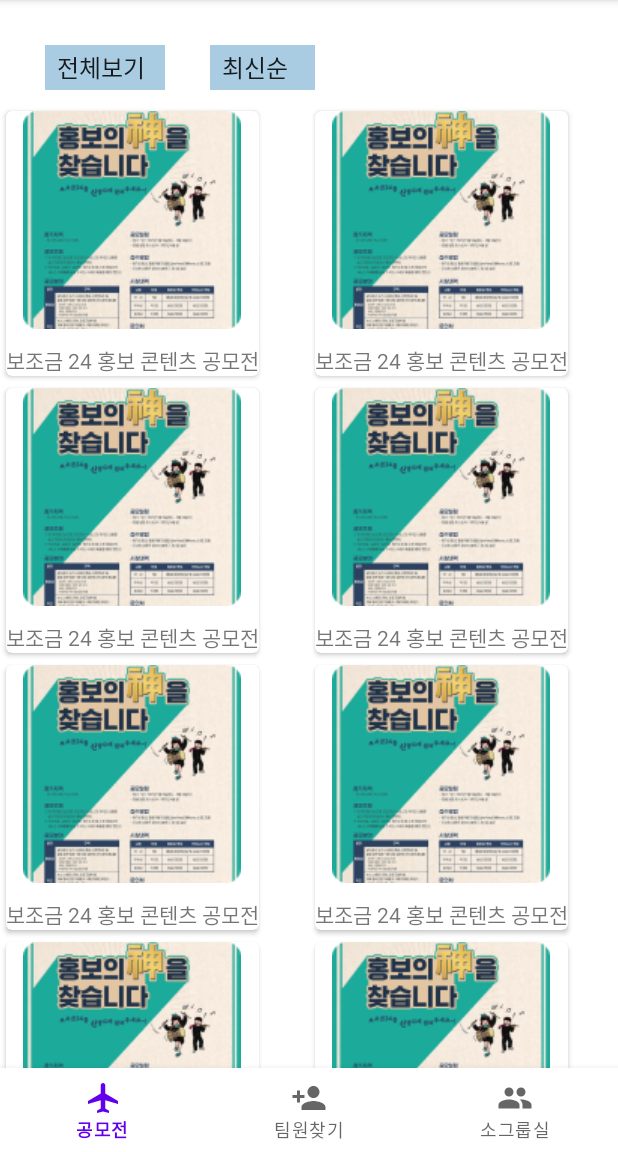
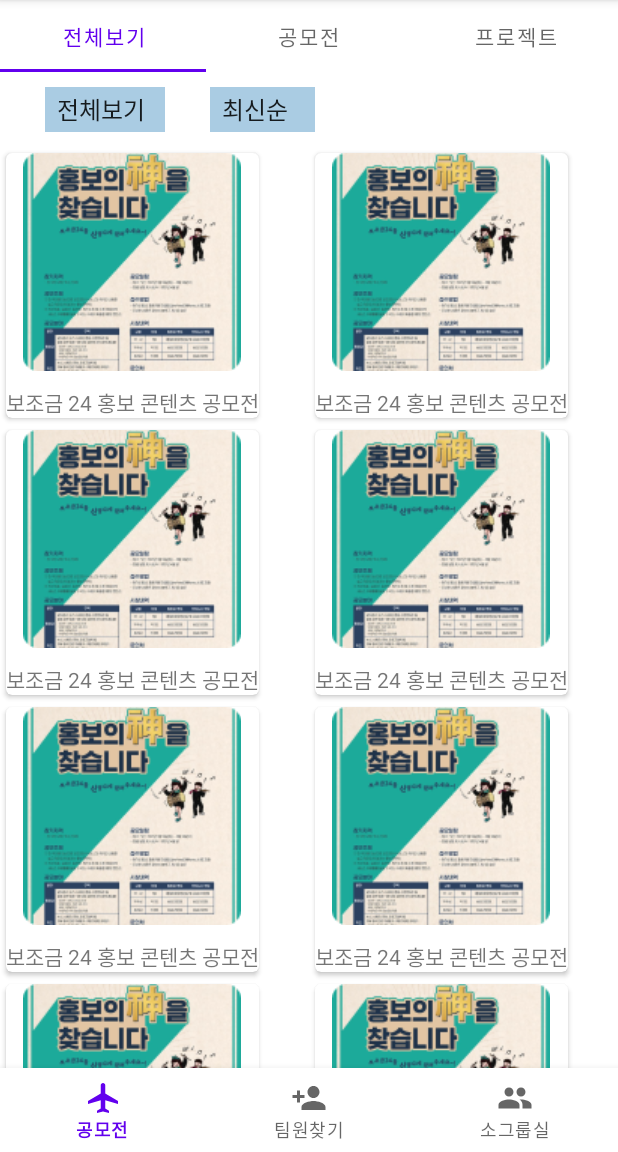
Before and after one commit to Apptive2022-1/TeamDRAW, an Android app: the screen it shows after launch (MainActivity), on a phone screen of 412 x 824 dp, the part 84-1236 px from its top. Run offline under Robolectric (Android 15) with nearby library versions, the phone set to English and light mode, and no system bars; our stand-ins replace data binding, navigation-ui.

Commit message:
탭 레이아웃 구현
* 뷰페이져 사용 -> 탭 클릭 시 리사이클러 뷰 데이터 바꾸기

```diff
--- a/TeamDRAW/app/src/main/res/layout/fragment_contest.xml
+++ b/TeamDRAW/app/src/main/res/layout/fragment_contest.xml
@@ -13,20 +13,43 @@
         android:layout_height="match_parent"
         tools:context=".contest.ContestFragment">
 
-<!--        <androidx.viewpager2.widget.ViewPager2-->
-<!--            android:id="@+id/contest_vp"-->
-<!--            android:layout_width="match_parent"-->
-<!--            android:layout_height="match_parent" />-->
+        <com.google.android.material.tabs.TabLayout
+            android:id="@+id/tab_layout"
+            android:layout_width="match_parent"
+            android:layout_height="wrap_content"
+            app:tabMode="fixed"
+            app:layout_constraintTop_toTopOf="parent">
+
+            <com.google.android.material.tabs.TabItem
+                android:layout_width="wrap_content"
+                android:layout_height="wrap_content"
+                android:text="전체보기" />
+
+            <com.google.android.material.tabs.TabItem
+                android:layout_width="wrap_content"
+                android:layout_height="wrap_content"
+                android:text="공모전" />
+
+            <com.google.android.material.tabs.TabItem
+                android:layout_width="wrap_content"
+                android:layout_height="wrap_content"
+                android:text="프로젝트" />
+        </com.google.android.material.tabs.TabLayout>
+
+        <!--        <androidx.viewpager2.widget.ViewPager2-->
+        <!--            android:id="@+id/contest_vp"-->
+        <!--            android:layout_width="match_parent"-->
+        <!--            android:layout_height="match_parent" />-->
 
         <Spinner
             android:id="@+id/view_spinner"
             android:layout_width="80dp"
             android:layout_height="30dp"
             android:layout_marginStart="30dp"
-            android:layout_marginTop="30dp"
+            android:layout_marginTop="10dp"
             android:background="#550066AA"
             app:layout_constraintStart_toStartOf="parent"
-            app:layout_constraintTop_toTopOf="parent" />
+            app:layout_constraintTop_toBottomOf="@id/tab_layout" />
 
         <Spinner
             android:id="@+id/sort_spinner"
```
Also changed, not shown: TeamDRAW/app/src/main/java/com/example/teamdraw/contest/ContestFragment.kt (+16 -0 lines).
